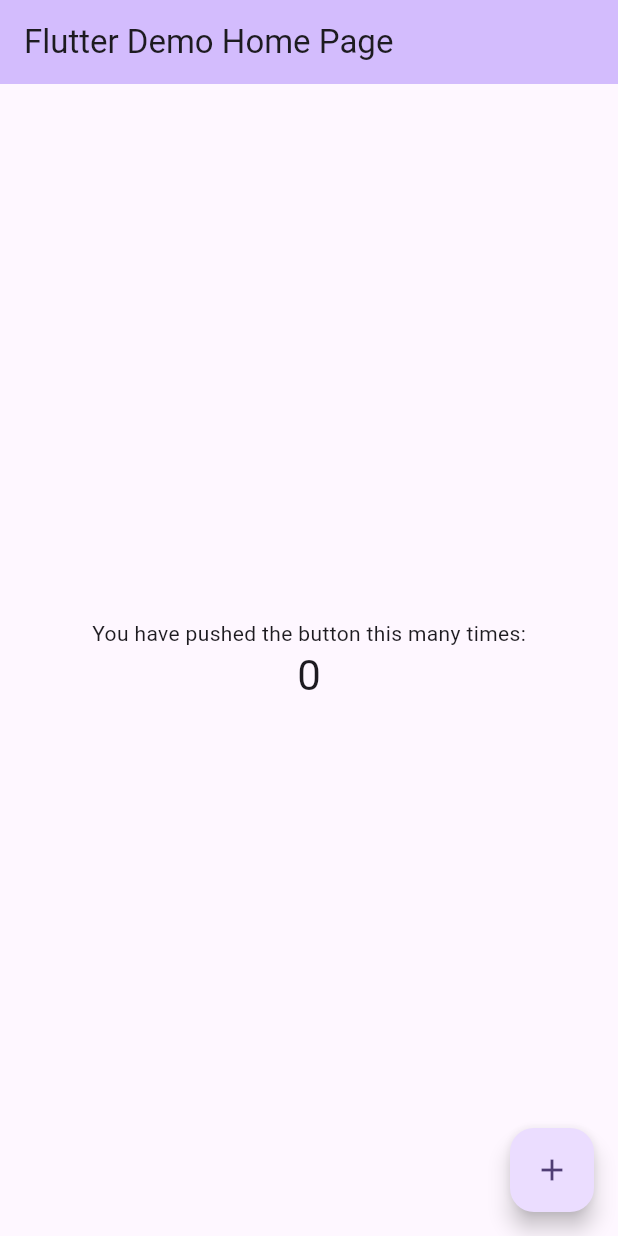
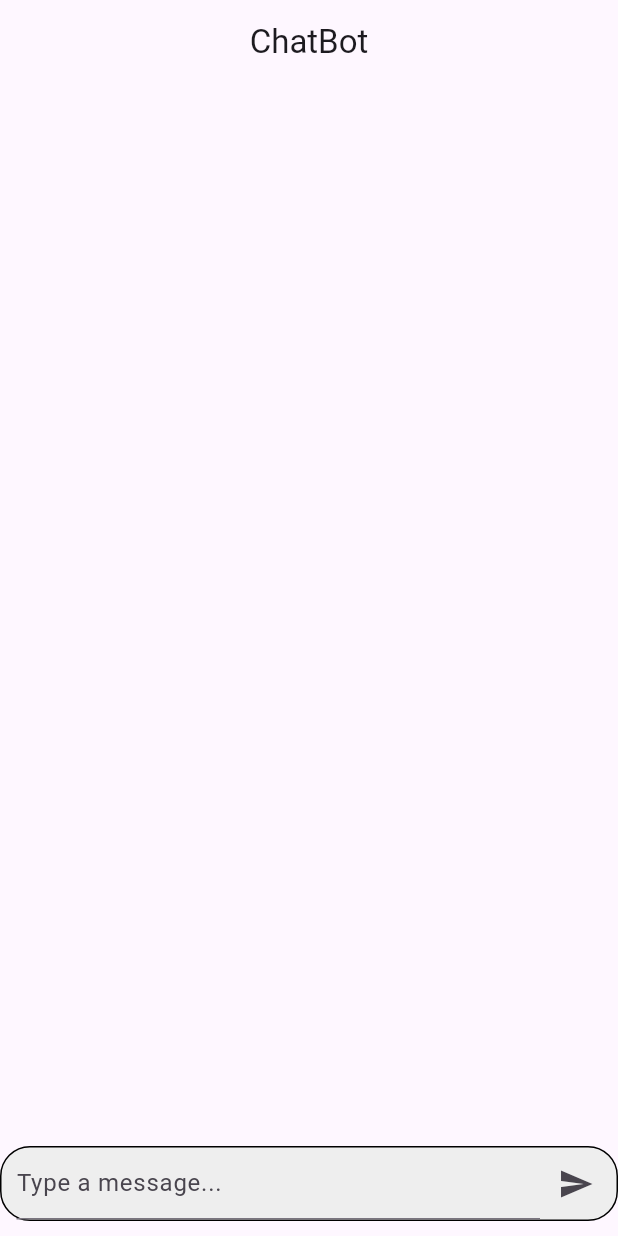
Before and after one commit to Sahil-Kumar7253/Flutter-Chatbot, a Flutter app: the screen it shows after launch, on a phone screen of 412 x 824 dp. Run offline on Flutter 3.47's test engine with Material 3 defaults, Android fonts, the phone set to English and light mode, and no system bars.

Commit message:
Completed Frontend

```diff
--- a/chat_bot/lib/main.dart
+++ b/chat_bot/lib/main.dart
@@ -1,3 +1,4 @@
+import 'package:chat_bot/screen/chat_screen.dart';
 import 'package:flutter/material.dart';
 
 void main() {
@@ -11,112 +12,12 @@ class MyApp extends StatelessWidget {
   @override
   Widget build(BuildContext context) {
     return MaterialApp(
+      debugShowCheckedModeBanner: false,
       title: 'Flutter Demo',
       theme: ThemeData(
-        // This is the theme of your application.
-        //
-        // TRY THIS: Try running your application with "flutter run". You'll see
-        // the application has a purple toolbar. Then, without quitting the app,
-        // try changing the seedColor in the colorScheme below to Colors.green
-        // and then invoke "hot reload" (save your changes or press the "hot
-        // reload" button in a Flutter-supported IDE, or press "r" if you used
-        // the command line to start the app).
-        //
-        // Notice that the counter didn't reset back to zero; the application
-        // state is not lost during the reload. To reset the state, use hot
-        // restart instead.
-        //
-        // This works for code too, not just values: Most code changes can be
-        // tested with just a hot reload.
         colorScheme: ColorScheme.fromSeed(seedColor: Colors.deepPurple),
       ),
-      home: const MyHomePage(title: 'Flutter Demo Home Page'),
+      home: ChatScreen(),
     );
   }
 }
-
-class MyHomePage extends StatefulWidget {
-  const MyHomePage({super.key, required this.title});
-
-  // This widget is the home page of your application. It is stateful, meaning
-  // that it has a State object (defined below) that contains fields that affect
-  // how it looks.
-
-  // This class is the configuration for the state. It holds the values (in this
-  // case the title) provided by the parent (in this case the App widget) and
-  // used by the build method of the State. Fields in a Widget subclass are
-  // always marked "final".
-
-  final String title;
-
-  @override
-  State<MyHomePage> createState() => _MyHomePageState();
-}
-
-class _MyHomePageState extends State<MyHomePage> {
-  int _counter = 0;
-
-  void _incrementCounter() {
-    setState(() {
-      // This call to setState tells the Flutter framework that something has
-      // changed in this State, which causes it to rerun the build method below
-      // so that the display can reflect the updated values. If we changed
-      // _counter without calling setState(), then the build method would not be
-      // called again, and so nothing would appear to happen.
-      _counter++;
-    });
-  }
-
-  @override
-  Widget build(BuildContext context) {
-    // This method is rerun every time setState is called, for instance as done
-    // by the _incrementCounter method above.
-    //
-    // The Flutter framework has been optimized to make rerunning build methods
-    // fast, so that you can just rebuild anything that needs updating rather
-    // than having to individually change instances of widgets.
-    return Scaffold(
-      appBar: AppBar(
-        // TRY THIS: Try changing the color here to a specific color (to
-        // Colors.amber, perhaps?) and trigger a hot reload to see the AppBar
-        // change color while the other colors stay the same.
-        backgroundColor: Theme.of(context).colorScheme.inversePrimary,
-        // Here we take the value from the MyHomePage object that was created by
-        // the App.build method, and use it to set our appbar title.
-        title: Text(widget.title),
-      ),
-      body: Center(
-        // Center is a layout widget. It takes a single child and positions it
-        // in the middle of the parent.
-        child: Column(
-          // Column is also a layout widget. It takes a list of children and
-          // arranges them vertically. By default, it sizes itself to fit its
-          // children horizontally, and tries to be as tall as its parent.
-          //
-          // Column has various properties to control how it sizes itself and
-          // how it positions its children. Here we use mainAxisAlignment to
-          // center the children vertically; the main axis here is the vertical
-          // axis because Columns are vertical (the cross axis would be
-          // horizontal).
-          //
-          // TRY THIS: Invoke "debug painting" (choose the "Toggle Debug Paint"
-          // action in the IDE, or press "p" in the console), to see the
-          // wireframe for each widget.
-          mainAxisAlignment: MainAxisAlignment.center,
-          children: <Widget>[
-            const Text('You have pushed the button this many times:'),
-            Text(
-              '$_counter',
-              style: Theme.of(context).textTheme.headlineMedium,
-            ),
-          ],
-        ),
-      ),
-      floatingActionButton: FloatingActionButton(
-        onPressed: _incrementCounter,
-        tooltip: 'Increment',
-        child: const Icon(Icons.add),
-      ), // This trailing comma makes auto-formatting nicer for build methods.
-    );
-  }
-}
--- /dev/null
+++ b/chat_bot/lib/model/chat_message.dart
@@ -0,0 +1,7 @@
+class ChatModel {
+  final String text;
+  final bool isUser;
+
+  ChatModel({required this.text, required this.isUser});
+
+}
--- /dev/null
+++ b/chat_bot/lib/screen/chat_screen.dart
@@ -0,0 +1,109 @@
+import 'package:flutter/material.dart';
+
+import '../model/chat_message.dart';
+import '../services/api_service.dart';
+
+class ChatScreen extends StatefulWidget {
+  const ChatScreen({super.key});
+
+  @override
+  State<ChatScreen> createState() => _ChatScreenState();
+}
+
+class _ChatScreenState extends State<ChatScreen> {
+  final TextEditingController _controller = TextEditingController();
+  final List<ChatModel> _messages = [];
+  final ApiService _apiService = ApiService();
+  bool _isTyping = false;
+
+  void _sendMessage() async {
+    if (_controller.text.isEmpty) return;
+
+    setState(() {
+      _messages.add(ChatModel(text: _controller.text, isUser: true));
+      _isTyping = true;
+    });
+
+    final response = await _apiService.sendMessage(_controller.text);
+    _controller.clear();
+
+    setState(() {
+      _messages.add(ChatModel(text: response, isUser: false));
+      _isTyping = false;
+    });
+  }
+
+  @override
+  Widget build(BuildContext context) {
+    return Scaffold(
+      appBar: AppBar(title: const Text("ChatBot"), centerTitle: true),
+      body: Column(
+        children: [
+          Expanded(
+            child: ListView.builder(
+              itemCount: _messages.length,
+              itemBuilder: (context, index) {
+                final message = _messages[index];
+                return ListTile(
+                  title: Align(
+                    alignment: message.isUser
+                        ? Alignment.centerRight
+                        : Alignment.centerLeft,
+                    child: Container(
+                      padding: EdgeInsets.all(8),
+                      decoration: BoxDecoration(
+                        color: message.isUser ? Colors.blue : Colors.green,
+                        borderRadius: BorderRadius.circular(8),
+                      ),
+                      child: Text(
+                          message.text,
+                          style: TextStyle(
+                            color: Colors.white,
+                          ),
+                      ),
+                    ),
+                  ),
+                );
+              },
+            ),
+          ),
+          if (_isTyping)
+            const Padding(
+              padding: EdgeInsets.all(8.0),
+              child: CircularProgressIndicator(),
+            ),
+          Padding(
+           padding: const EdgeInsets.symmetric(vertical: 10),
+           child: Container(
+             padding: EdgeInsets.fromLTRB(10, 0, 3, 0),
+             decoration: BoxDecoration(
+               color: Colors.grey[200],
+               borderRadius: BorderRadius.circular(20),
+               border: Border.all(
+                 color: Colors.black,
+                 width: 1,
+               ),
+             ),
+             child: Row(
+               children: [
+                 Expanded(
+                   child: TextField(
+                     controller: _controller,
+                     decoration: const InputDecoration(
+                       hintText: "Type a message...",
+                     ),
+                   ),
+                 ),
+                 IconButton(
+                   onPressed: _sendMessage,
+                   icon: const Icon(Icons.send),
+                 ),
+               ],
+             ),
+           ),
+          )
+        ],
+      ),
+    );
+  }
+}
--- /dev/null
+++ b/chat_bot/lib/services/api_service.dart
@@ -0,0 +1,24 @@
+import 'dart:convert';
+import 'package:http/http.dart' as http;
+
+class ApiService {
+
+  Future<String> sendMessage(String message) async {
+    try {
+      final response = await http.post(
+        Uri.parse('http://10.0.2.2:3000/api/chat'),
+        headers: {'Content-Type': 'application/json'},
+        body: jsonEncode({'prompt': message}),
+      );
+
+      if (response.statusCode == 200) {
+        final data = jsonDecode(response.body);
+        return data['response'];
+      } else {
+        throw Exception('Failed to send message');
+      }
+    } catch(e){
+      throw Exception('Failed to send message');
+    }
+  }
+}
--- /dev/null
+++ b/chat_bot/lib/utils/urls.dart
@@ -0,0 +1,4 @@
+class URLS {
+   static const String baseUrl = "http://10.0.2.2:3000/api";
+   static const String chatEndpoint = "$baseUrl/chat";
+}
--- a/chat_bot/pubspec.yaml
+++ b/chat_bot/pubspec.yaml
@@ -34,6 +34,7 @@ dependencies:
   # The following adds the Cupertino Icons font to your application.
   # Use with the CupertinoIcons class for iOS style icons.
   cupertino_icons: ^1.0.8
+  http: ^1.4.0
 
 dev_dependencies:
   flutter_test:
```
Also changed, not shown: chat_bot/pubspec.lock.
